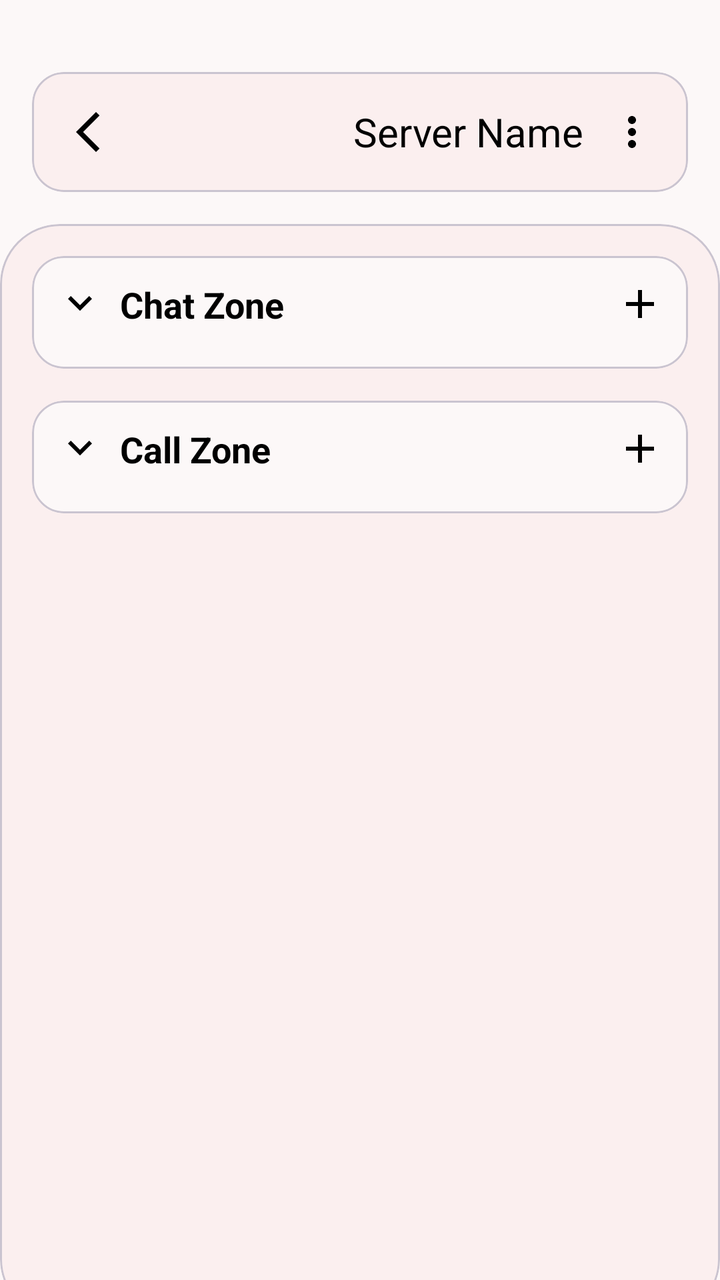
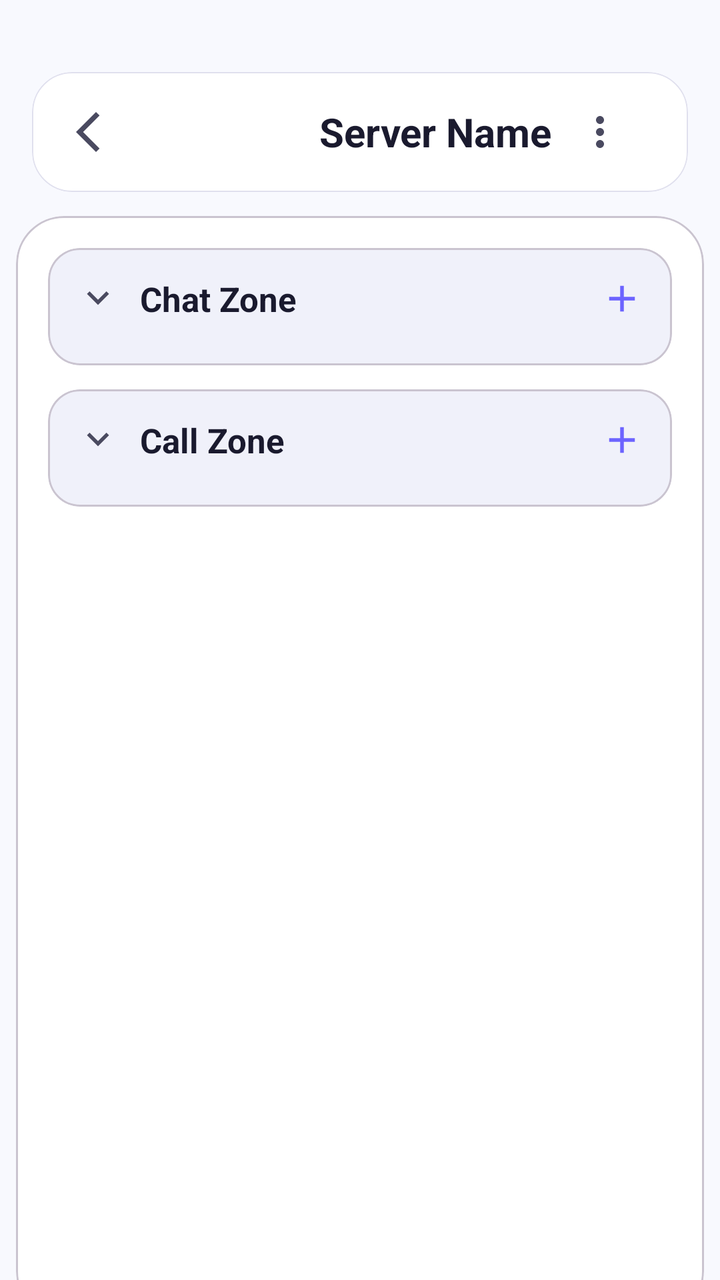

An Android layout rendered at two revisions. The XML below is the earlier revision; the diff shows what the commit changed to produce the second picture.
<!-- AndroidManifest.xml: application theme Theme.SE114_CallingSystem -->
<!-- res/layout/activity_server_viewer.xml -->
<?xml version="1.0" encoding="utf-8"?>
<RelativeLayout xmlns:android="http://schemas.android.com/apk/res/android"
    xmlns:app="http://schemas.android.com/apk/res-auto"
    android:id="@+id/rootLayout"
    android:layout_width="match_parent"
    android:layout_height="match_parent"
    android:background="@color/bg_default">

    <com.google.android.material.card.MaterialCardView
        android:id="@+id/topBar"
        android:layout_width="match_parent"
        android:layout_height="60dp"
        android:layout_marginHorizontal="16dp"
        android:layout_marginTop="36dp"
        android:layout_marginBottom="16dp"
        app:cardBackgroundColor="@color/bg_alter"
        app:cardCornerRadius="16dp"
        app:cardElevation="0dp">

        <RelativeLayout
            android:layout_width="match_parent"
            android:layout_height="match_parent"
            android:paddingHorizontal="16dp">

            <ImageView
                android:id="@+id/btnBack"
                android:layout_width="24dp"
                android:layout_height="24dp"
                android:layout_alignParentStart="true"
                android:layout_centerVertical="true"
                android:src="@drawable/icon_backbutton"
                app:tint="@color/tint_default" />

            
            <ImageView
                android:id="@+id/btnServerSettings"
                android:layout_width="24dp"
                android:layout_height="24dp"
                android:layout_alignParentEnd="true"
                android:layout_centerVertical="true"
                android:src="@drawable/icon_more_vert"
                app:tint="@color/tint_default" />

            
            <TextView
                android:id="@+id/tvServerName"
                android:layout_width="wrap_content"
                android:layout_height="wrap_content"
                android:layout_toStartOf="@id/btnServerSettings"
                android:layout_centerVertical="true"
                android:layout_marginEnd="12dp"
                android:text="Server Name"
                android:textColor="@color/tint_default"
                android:textSize="20sp" />

        </RelativeLayout>
    </com.google.android.material.card.MaterialCardView>

    <com.google.android.material.card.MaterialCardView
        android:id="@+id/mainBackgroundCard"
        android:layout_width="match_parent"
        android:layout_height="match_parent"
        android:layout_below="@id/topBar"
        android:layout_marginBottom="-20dp"
        app:cardBackgroundColor="@color/bg_alter"
        app:cardCornerRadius="30dp"
        app:cardElevation="0dp">

        <ScrollView
            android:layout_width="match_parent"
            android:layout_height="match_parent"
            android:fillViewport="true"
            android:scrollbars="vertical">

            <LinearLayout
                android:layout_width="match_parent"
                android:layout_height="wrap_content"
                android:orientation="vertical"
                android:padding="16dp">

                <com.google.android.material.card.MaterialCardView
                    android:id="@+id/chatCard"
                    android:layout_width="match_parent"
                    android:layout_height="wrap_content"
                    android:layout_marginBottom="16dp"
                    app:cardBackgroundColor="@color/bg_default"
                    app:cardCornerRadius="16dp"
                    app:cardElevation="0dp">

                    <LinearLayout
                        android:layout_width="match_parent"
                        android:layout_height="wrap_content"
                        android:orientation="vertical"
                        android:padding="12dp">

                        <LinearLayout
                            android:layout_width="match_parent"
                            android:layout_height="wrap_content"
                            android:gravity="center_vertical"
                            android:orientation="horizontal">

                            <ImageView
                                android:id="@+id/expandChatZone"
                                android:layout_width="24dp"
                                android:layout_height="24dp"
                                android:src="@drawable/icon_expandbutton" />

                            <TextView
                                android:layout_width="0dp"
                                android:layout_height="wrap_content"
                                android:layout_marginStart="8dp"
                                android:layout_weight="1"
                                android:text="Chat Zone"
                                android:textColor="@color/tint_default"
                                android:textSize="18sp"
                                android:textStyle="bold" />

                            <ImageView
                                android:id="@+id/btnAddChannel"
                                android:layout_width="24dp"
                                android:layout_height="24dp"
                                android:src="@drawable/icon_add"
                                app:tint="@color/tint_default" />

                        </LinearLayout>

                        <androidx.recyclerview.widget.RecyclerView
                            android:id="@+id/rvChatChannels"
                            android:layout_width="match_parent"
                            android:layout_height="wrap_content"
                            android:layout_marginTop="8dp"
                            android:visibility="visible" />
                    </LinearLayout>
                </com.google.android.material.card.MaterialCardView>

                <com.google.android.material.card.MaterialCardView
                    android:id="@+id/callCard"
                    android:layout_width="match_parent"
                    android:layout_height="wrap_content"
                    app:cardBackgroundColor="@color/bg_default"
                    app:cardCornerRadius="16dp"
                    app:cardElevation="0dp">

                    <LinearLayout
                        android:layout_width="match_parent"
                        android:layout_height="wrap_content"
                        android:orientation="vertical"
                        android:padding="12dp">

                        <LinearLayout
                            android:layout_width="match_parent"
                            android:layout_height="wrap_content"
                            android:gravity="center_vertical"
                            android:orientation="horizontal">

                            <ImageView
                                android:id="@+id/expandCallZone"
                                android:layout_width="24dp"
                                android:layout_height="24dp"
                                android:src="@drawable/icon_expandbutton" />

                            <TextView
                                android:layout_width="0dp"
                                android:layout_height="wrap_content"
                                android:layout_marginStart="8dp"
                                android:layout_weight="1"
                                android:text="Call Zone"
                                android:textColor="@color/tint_default"
                                android:textSize="18sp"
                                android:textStyle="bold" />

                            <ImageView
                                android:id="@+id/btnAddCallChannel"
                                android:layout_width="24dp"
                                android:layout_height="24dp"
                                android:src="@drawable/icon_add"
                                app:tint="@color/tint_default" />
                        </LinearLayout>

                        <androidx.recyclerview.widget.RecyclerView
                            android:id="@+id/rvCallChannels"
                            android:layout_width="match_parent"
                            android:layout_height="wrap_content"
                            android:layout_marginTop="8dp"
                            android:visibility="visible" />

                    </LinearLayout>
                </com.google.android.material.card.MaterialCardView>

            </LinearLayout>
        </ScrollView>
    </com.google.android.material.card.MaterialCardView>
</RelativeLayout>
<!-- resources referenced by this layout -->
<resources>
  <color name="bg_alter">#FBEFEF</color>
  <color name="bg_default">#FCF8F8</color>
  <color name="tint_default">#000000</color>
  <!-- drawable icon_add (drawable) -->
  <vector xmlns:android="http://schemas.android.com/apk/res/android"
      android:width="24dp"
      android:height="24dp"
      android:viewportWidth="960"
      android:viewportHeight="960">
    <path
        android:pathData="M440,520L200,520v-80h240v-240h80v240h240v80L520,520v240h-80v-240Z"
        android:fillColor="#000000"/>
  </vector>
  <!-- drawable icon_backbutton (drawable) -->
  <vector xmlns:android="http://schemas.android.com/apk/res/android"
      android:width="24dp"
      android:height="24dp"
      android:viewportWidth="960"
      android:viewportHeight="960">
    <path
        android:pathData="M640,880 L240,480l400,-400 71,71 -329,329 329,329 -71,71Z"
        android:fillColor="#000000"/>
  </vector>
  <!-- drawable icon_expandbutton (drawable) -->
  <vector xmlns:android="http://schemas.android.com/apk/res/android"
      android:width="24dp"
      android:height="24dp"
      android:viewportWidth="960"
      android:viewportHeight="960">
    <path
        android:pathData="M480,616 L240,376l56,-56 184,184 184,-184 56,56 -240,240Z"
        android:fillColor="#000000"/>
  </vector>
  <!-- drawable icon_more_vert (drawable) -->
  <?xml version="1.0" encoding="utf-8"?>
  <vector xmlns:android="http://schemas.android.com/apk/res/android"
      android:width="24dp"
      android:height="24dp"
      android:viewportWidth="24"
      android:viewportHeight="24">
    <path
        android:fillColor="#FFFFFF"
        android:pathData="M12,8c1.1,0 2,-0.9 2,-2s-0.9,-2 -2,-2 -2,0.9 -2,2 0.9,2 2,2zM12,10c-1.1,0 -2,0.9 -2,2s0.9,2 2,2 2,-0.9 2,-2 -0.9,-2 -2,-2zM12,16c-1.1,0 -2,0.9 -2,2s0.9,2 2,2 2,-0.9 2,-2 -0.9,-2 -2,-2z"/>
  </vector>
  <style name="Theme.SE114_CallingSystem" parent="Base.Theme.SE114_CallingSystem" />
  <style name="Base.Theme.SE114_CallingSystem" parent="Theme.Material3.DayNight.NoActionBar">
          
          
      </style>
</resources>

<!-- the commit's change to res/layout/activity_server_viewer.xml (unified diff, before → after) -->
@@ -4,7 +4,7 @@
     android:id="@+id/rootLayout"
     android:layout_width="match_parent"
     android:layout_height="match_parent"
-    android:background="@color/bg_default">
+    android:background="@color/bg_primary">
 
     <com.google.android.material.card.MaterialCardView
         android:id="@+id/topBar"
@@ -12,10 +12,12 @@
         android:layout_height="60dp"
         android:layout_marginHorizontal="16dp"
         android:layout_marginTop="36dp"
-        android:layout_marginBottom="16dp"
-        app:cardBackgroundColor="@color/bg_alter"
-        app:cardCornerRadius="16dp"
-        app:cardElevation="0dp">
+        android:layout_marginBottom="12dp"
+        app:cardBackgroundColor="@color/bg_secondary"
+        app:cardCornerRadius="20dp"
+        app:cardElevation="0dp"
+        app:strokeColor="@color/card_stroke"
+        app:strokeWidth="0.5dp">
 
         <RelativeLayout
             android:layout_width="match_parent"
@@ -29,17 +31,18 @@
                 android:layout_alignParentStart="true"
                 android:layout_centerVertical="true"
                 android:src="@drawable/icon_backbutton"
-                app:tint="@color/tint_default" />
+                app:tint="@color/icon_tint" />
 
             
             <ImageView
                 android:id="@+id/btnServerSettings"
-                android:layout_width="24dp"
-                android:layout_height="24dp"
+                android:layout_width="wrap_content"
+                android:layout_height="wrap_content"
                 android:layout_alignParentEnd="true"
                 android:layout_centerVertical="true"
+                android:layout_marginEnd="16dp"
                 android:src="@drawable/icon_more_vert"
-                app:tint="@color/tint_default" />
+                app:tint="@color/icon_tint" />
 
             
             <TextView
@@ -50,8 +53,9 @@
                 android:layout_centerVertical="true"
                 android:layout_marginEnd="12dp"
                 android:text="Server Name"
-                android:textColor="@color/tint_default"
-                android:textSize="20sp" />
+                android:textColor="@color/text_primary"
+                android:textSize="20sp"
+                android:textStyle="bold" />
 
         </RelativeLayout>
     </com.google.android.material.card.MaterialCardView>
@@ -61,9 +65,10 @@
         android:layout_width="match_parent"
         android:layout_height="match_parent"
         android:layout_below="@id/topBar"
+        android:layout_marginHorizontal="8dp"
         android:layout_marginBottom="-20dp"
-        app:cardBackgroundColor="@color/bg_alter"
-        app:cardCornerRadius="30dp"
+        app:cardBackgroundColor="@color/bg_secondary"
+        app:cardCornerRadius="24dp"
         app:cardElevation="0dp">
 
         <ScrollView
@@ -82,8 +87,8 @@
                     android:id="@+id/chatCard"
                     android:layout_width="match_parent"
                     android:layout_height="wrap_content"
-                    android:layout_marginBottom="16dp"
-                    app:cardBackgroundColor="@color/bg_default"
+                    android:layout_marginBottom="12dp"
+                    app:cardBackgroundColor="@color/bg_tertiary"
                     app:cardCornerRadius="16dp"
                     app:cardElevation="0dp">
 
@@ -91,7 +96,7 @@
                         android:layout_width="match_parent"
                         android:layout_height="wrap_content"
                         android:orientation="vertical"
-                        android:padding="12dp">
+                        android:padding="14dp">
 
                         <LinearLayout
                             android:layout_width="match_parent"
@@ -101,26 +106,27 @@
 
                             <ImageView
                                 android:id="@+id/expandChatZone"
-                                android:layout_width="24dp"
-                                android:layout_height="24dp"
-                                android:src="@drawable/icon_expandbutton" />
+                                android:layout_width="22dp"
+                                android:layout_height="22dp"
+                                android:src="@drawable/icon_expandbutton"
+                                app:tint="@color/icon_tint" />
 
                             <TextView
                                 android:layout_width="0dp"
                                 android:layout_height="wrap_content"
-                                android:layout_marginStart="8dp"
+                                android:layout_marginStart="10dp"
                                 android:layout_weight="1"
                                 android:text="Chat Zone"
-                                android:textColor="@color/tint_default"
-                                android:textSize="18sp"
+                                android:textColor="@color/text_primary"
+                                android:textSize="17sp"
                                 android:textStyle="bold" />
 
                             <ImageView
                                 android:id="@+id/btnAddChannel"
-                                android:layout_width="24dp"
-                                android:layout_height="24dp"
+                                android:layout_width="22dp"
+                                android:layout_height="22dp"
                                 android:src="@drawable/icon_add"
-                                app:tint="@color/tint_default" />
+                                app:tint="@color/accent" />
 
                         </LinearLayout>
 
@@ -137,7 +143,7 @@
                     android:id="@+id/callCard"
                     android:layout_width="match_parent"
                     android:layout_height="wrap_content"
-                    app:cardBackgroundColor="@color/bg_default"
+                    app:cardBackgroundColor="@color/bg_tertiary"
                     app:cardCornerRadius="16dp"
                     app:cardElevation="0dp">
 
@@ -145,7 +151,7 @@
                         android:layout_width="match_parent"
                         android:layout_height="wrap_content"
                         android:orientation="vertical"
-                        android:padding="12dp">
+                        android:padding="14dp">
 
                         <LinearLayout
                             android:layout_width="match_parent"
@@ -155,26 +161,27 @@
 
                             <ImageView
                                 android:id="@+id/expandCallZone"
-                                android:layout_width="24dp"
-                                android:layout_height="24dp"
-                                android:src="@drawable/icon_expandbutton" />
+                                android:layout_width="22dp"
+                                android:layout_height="22dp"
+                                android:src="@drawable/icon_expandbutton"
+                                app:tint="@color/icon_tint" />
 
                             <TextView
                                 android:layout_width="0dp"
                                 android:layout_height="wrap_content"
-                                android:layout_marginStart="8dp"
+                                android:layout_marginStart="10dp"
                                 android:layout_weight="1"
                                 android:text="Call Zone"
-                                android:textColor="@color/tint_default"
-                                android:textSize="18sp"
+                                android:textColor="@color/text_primary"
+                                android:textSize="17sp"
                                 android:textStyle="bold" />
 
                             <ImageView
                                 android:id="@+id/btnAddCallChannel"
-                                android:layout_width="24dp"
-                                android:layout_height="24dp"
+                                android:layout_width="22dp"
+                                android:layout_height="22dp"
                                 android:src="@drawable/icon_add"
-                                app:tint="@color/tint_default" />
+                                app:tint="@color/accent" />
                         </LinearLayout>
 
                         <androidx.recyclerview.widget.RecyclerView
<!-- resource entries referenced after the edit -->
@@ -1,8 +1,12 @@
 <!-- resources referenced by this layout -->
 <resources>
-  <color name="bg_alter">#FBEFEF</color>
-  <color name="bg_default">#FCF8F8</color>
-  <color name="tint_default">#000000</color>
+  <color name="accent">#6C63FF</color>
+  <color name="bg_primary">#F8F9FE</color>
+  <color name="bg_secondary">#FFFFFF</color>
+  <color name="bg_tertiary">#F0F1FA</color>
+  <color name="card_stroke">#E0E0EE</color>
+  <color name="icon_tint">#4A4A60</color>
+  <color name="text_primary">#1A1A2E</color>
   <!-- drawable icon_add (drawable) -->
   <vector xmlns:android="http://schemas.android.com/apk/res/android"
       android:width="24dp"
@@ -46,8 +50,14 @@
   </vector>
   <style name="Theme.SE114_CallingSystem" parent="Base.Theme.SE114_CallingSystem" />
   <style name="Base.Theme.SE114_CallingSystem" parent="Theme.Material3.DayNight.NoActionBar">
-          
-          
+          <item name="colorPrimary">@color/accent</item>
+          <item name="colorOnPrimary">@color/text_on_accent</item>
+          <item name="colorSecondary">@color/accent_light</item>
+          <item name="android:windowBackground">@color/bg_primary</item>
+          <item name="android:statusBarColor">@color/bg_primary</item>
+          <item name="android:navigationBarColor">@color/bg_primary</item>
       </style>
+  <color name="text_on_accent">#FFFFFF</color>
+  <color name="accent_light">#8B83FF</color>
 </resources>
 
